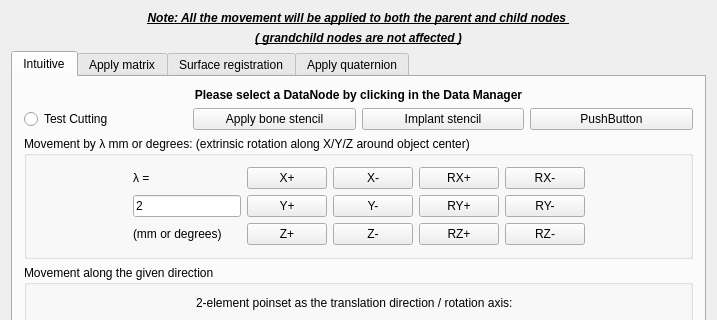
zhaomengxiao/LancetMITK-Adition, file Plugins/org.mitk.lancet.movedata/src/internal/MoveDataControls.ui: the form before one commit; both pictures show x 0 to 717 and y 0 to 320 of the 717 by 678 pixel window.
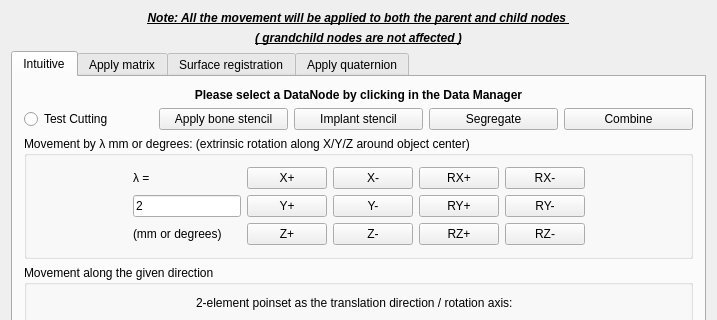
The form after the commit. Custom widgets are drawn as their Qt base class.

Commit message: Test(THA prep): smooth using gaussian

What changed in the file:
```diff
--- a/Plugins/org.mitk.lancet.movedata/src/internal/MoveDataControls.ui
+++ b/Plugins/org.mitk.lancet.movedata/src/internal/MoveDataControls.ui
@@ -108,7 +108,14 @@
          <item>
           <widget class="QPushButton" name="pushButton">
            <property name="text">
-            <string>PushButton</string>
+            <string>Segregate</string>
+           </property>
+          </widget>
+         </item>
+         <item>
+          <widget class="QPushButton" name="pushButton_combine">
+           <property name="text">
+            <string>Combine</string>
            </property>
           </widget>
          </item>
```
Left out of the diff: 2 changed lines with no effect on the pictures. The commit also changes 2 other files.
